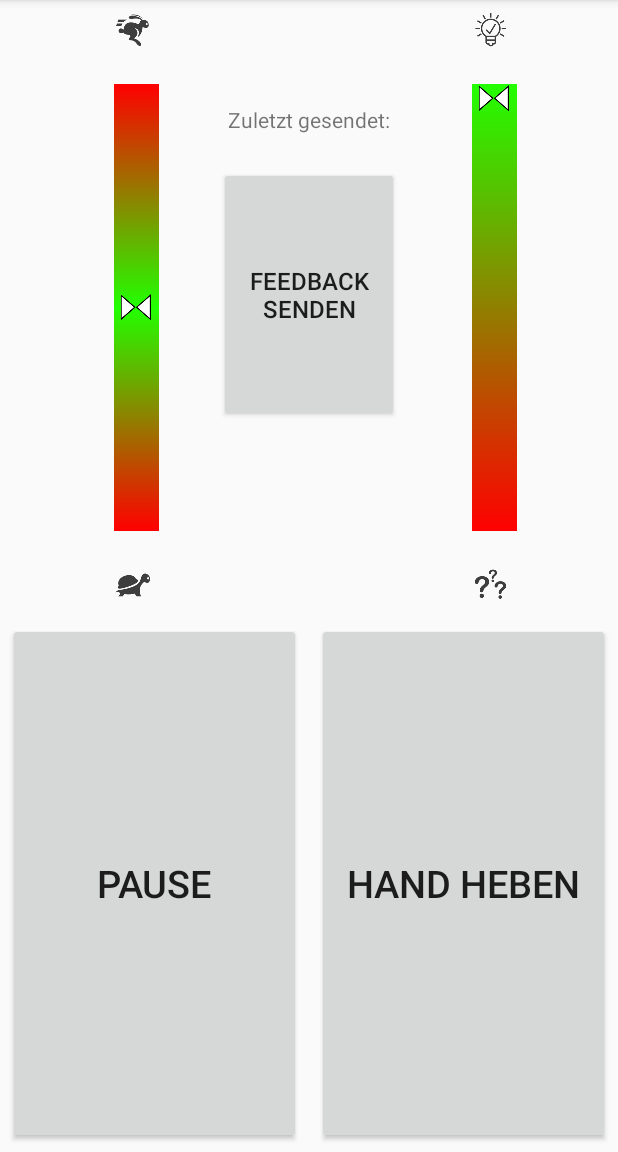
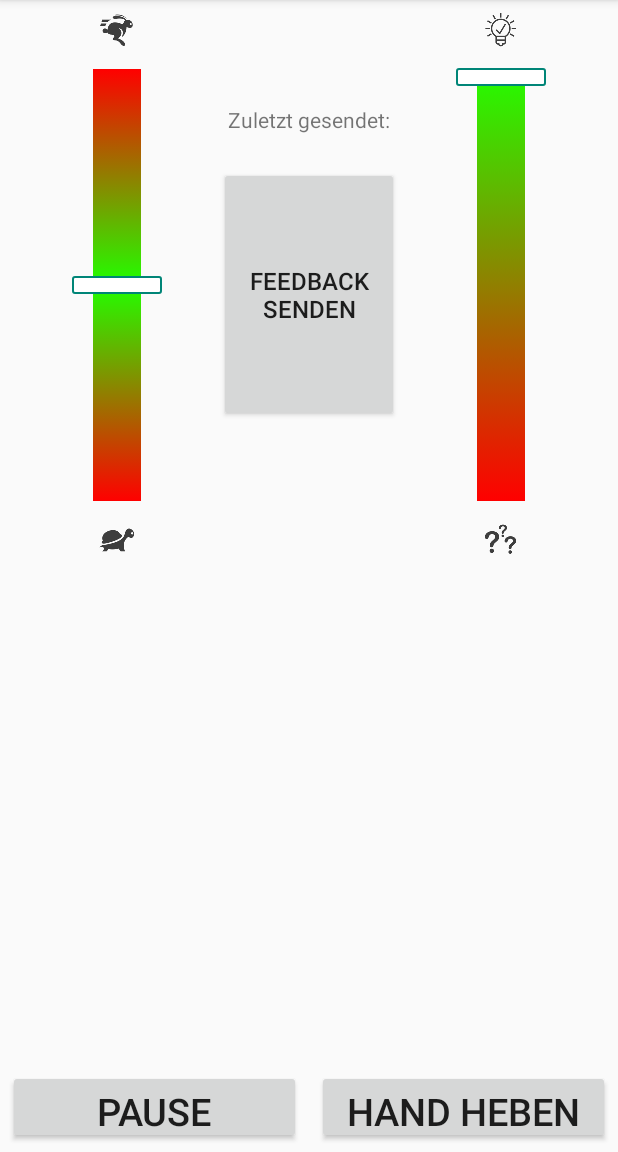
Before and after one commit to SammysHP/rlf-android, an Android app: the fragment StudentLiveFeedbackFragment shown on its own in the app's theme, on a phone screen of 412 x 824 dp, the part 84-1236 px from its top. Run offline under Robolectric (Android 15) with nearby library versions, the phone set to English and light mode, and no system bars; 1 statement that could not run was skipped.

Commit message:
StudentLiveFeedback: add larger seekbar thumb. cleanup

```diff
--- /dev/null
+++ b/app/src/main/res/drawable/seekbar_marker.xml
@@ -0,0 +1,18 @@
+<?xml version="1.0" encoding="UTF-8"?>
+<selector xmlns:android="http://schemas.android.com/apk/res/android">
+    <item android:state_pressed="true">
+        <shape>
+            <size android:width="12dp" android:height="60dp" />
+            <solid android:color="@color/background_floating_material_dark" />
+            <corners android:radius="1.0dp" />
+        </shape>
+    </item>
+    <item>
+        <shape>
+            <size android:width="12dp" android:height="60dp" />
+            <stroke android:width="2.0px" android:color="@color/accent_material_light" />
+            <solid android:color="@color/background_floating_material_light" />
+            <corners android:radius="1.0dp" />
+        </shape>
+    </item>
+</selector>
--- a/app/src/main/res/layout/fragment_student_live_feedback.xml
+++ b/app/src/main/res/layout/fragment_student_live_feedback.xml
@@ -1,188 +1,152 @@
-<RelativeLayout xmlns:android="http://schemas.android.com/apk/res/android"
-    xmlns:tools="http://schemas.android.com/tools"
+<LinearLayout xmlns:android="http://schemas.android.com/apk/res/android"
+    android:orientation="vertical"
     android:layout_width="match_parent"
-    android:layout_height="match_parent"
-    android:id="@+id/test1" >
+    android:layout_height="match_parent">
+
+    <RelativeLayout
+        android:layout_width="match_parent"
+        android:layout_height="0dp"
+        android:layout_weight="1">
 
         <LinearLayout
+            android:id="@+id/speedBarLayout"
             android:layout_width="wrap_content"
             android:layout_height="wrap_content"
-        android:orientation="vertical"
-        android:id="@+id/test2"
-        android:layout_marginRight="37dp"
-        android:layout_alignTop="@+id/test"
-        android:layout_toLeftOf="@+id/linearLayout"
-        android:layout_toStartOf="@+id/linearLayout"
-        android:layout_marginEnd="37dp"
-        android:layout_alignBottom="@+id/test"
-        android:weightSum="1">
-
+            android:layout_alignParentTop="true"
+            android:layout_toLeftOf="@+id/sendFeedbackLayout"
+            android:orientation="vertical">
 
             <ImageView
                 android:layout_width="wrap_content"
                 android:layout_height="wrap_content"
-
-            android:src="@drawable/ic_rabbit"
-            android:layout_below="@+id/vSeekBar2"
-            android:layout_alignRight="@+id/vSeekBar2"
-            android:layout_alignEnd="@+id/vSeekBar2" />
-
+                android:layout_gravity="center_horizontal"
+                android:layout_marginBottom="-10dp"
+                android:src="@drawable/ic_rabbit" />
 
             <org.milderjoghurt.rlf.android.ui.VerticalSeekBar
-
                 android:id="@+id/speedBar"
-            android:layout_width="30dp"
-
-            android:layout_marginLeft="7dp"
+                android:layout_width="60dp"
+                android:layout_height="320dp"
+                android:layout_gravity="center_horizontal"
                 android:enabled="false"
+                android:indeterminate="false"
                 android:max="100"
-
-
-            android:layout_height="330dp"
+                android:maxWidth="60dp"
+                android:minWidth="60dp"
                 android:progress="50"
                 android:progressDrawable="@drawable/seekbar_vertical_npn"
                 android:splitTrack="false"
-            android:thumb="@drawable/seekbar_arrows"
-            android:layout_below="@+id/imageView"
-            android:layout_centerHorizontal="true"
-            android:mirrorForRtl="false"
-            android:nestedScrollingEnabled="false"
-            android:thumbOffset="1dp"
-            android:layout_weight="2.12" />
-
-        <ImageView
-            android:layout_width="wrap_content"
-            android:layout_height="wrap_content"
-
-            android:src="@drawable/ic_turtle"
-            android:layout_alignParentTop="true"
-            android:layout_alignRight="@+id/vSeekBar2"
-            android:layout_alignEnd="@+id/vSeekBar2"
-            android:id="@+id/imageView1" />
-    </LinearLayout>
-
-
-    <LinearLayout
-        android:layout_width="wrap_content"
-        android:layout_height="wrap_content"
-        android:orientation="vertical"
-        android:id="@+id/test"
-        android:layout_marginLeft="41dp"
-        android:layout_alignParentTop="true"
-        android:layout_toRightOf="@+id/linearLayout"
-        android:layout_toEndOf="@+id/linearLayout"
-        android:layout_marginStart="41dp">
-
-
-        <ImageView
-            android:layout_width="wrap_content"
-            android:layout_height="wrap_content"
-            android:src="@drawable/ic_understand"
-            android:layout_below="@+id/vSeekBar2"
-            android:layout_alignRight="@+id/vSeekBar2"
-            android:layout_alignEnd="@+id/vSeekBar2"
-            android:layout_gravity="center_horizontal" />
-
-
-        <org.milderjoghurt.rlf.android.ui.VerticalSeekBar
-
-            android:id="@+id/understandBar"
-            android:layout_width="30dp"
-
-            android:layout_marginLeft="7dp"
-            android:enabled="false"
-            android:max="100"
-
-            android:layout_height="330dp"
-            android:progress="128"
-            android:progressDrawable="@drawable/seekbar_vertical_pn"
-            android:splitTrack="false"
-            android:thumb="@drawable/seekbar_arrows"
-            android:layout_below="@+id/imageView"
-            android:indeterminate="false"
+                android:thumb="@drawable/seekbar_marker"
                 android:thumbOffset="1dp" />
 
             <ImageView
                 android:layout_width="wrap_content"
                 android:layout_height="wrap_content"
-            android:src="@drawable/ic_confused"
-            android:layout_alignParentTop="true"
-            android:layout_alignRight="@+id/vSeekBar2"
-            android:layout_alignEnd="@+id/vSeekBar2"
-            android:id="@+id/imageView2"
-            android:layout_gravity="right" />
+                android:layout_gravity="center_horizontal"
+                android:layout_marginTop="-10dp"
+                android:src="@drawable/ic_turtle" />
         </LinearLayout>
 
+
         <LinearLayout
-        android:orientation="vertical"
+            android:id="@+id/understandBarLayout"
+            android:layout_width="wrap_content"
+            android:layout_height="wrap_content"
+            android:layout_alignParentTop="true"
+            android:layout_toRightOf="@+id/sendFeedbackLayout"
+            android:orientation="vertical">
+
+            <ImageView
+                android:layout_width="wrap_content"
+                android:layout_height="wrap_content"
+                android:layout_gravity="center_horizontal"
+                android:layout_marginBottom="-10dp"
+                android:src="@drawable/ic_understand" />
+
+            <org.milderjoghurt.rlf.android.ui.VerticalSeekBar
+                android:id="@+id/understandBar"
+                android:layout_width="60dp"
+                android:layout_height="320dp"
+                android:layout_gravity="center_horizontal"
+                android:enabled="false"
+                android:indeterminate="false"
+                android:max="100"
+                android:maxWidth="60dp"
+                android:minWidth="60dp"
+                android:progress="100"
+                android:progressDrawable="@drawable/seekbar_vertical_pn"
+                android:splitTrack="false"
+                android:thumb="@drawable/seekbar_marker"
+                android:thumbOffset="1dp" />
+
+            <ImageView
+                android:layout_width="wrap_content"
+                android:layout_height="wrap_content"
+                android:layout_gravity="center_horizontal"
+                android:layout_marginTop="-10dp"
+                android:src="@drawable/ic_confused" />
+        </LinearLayout>
+
+
+        <LinearLayout
+            android:id="@+id/sendFeedbackLayout"
             android:layout_width="wrap_content"
             android:layout_height="wrap_content"
             android:layout_alignParentTop="true"
             android:layout_centerHorizontal="true"
+            android:layout_marginLeft="38dp"
+            android:layout_marginRight="38dp"
             android:layout_marginTop="70dp"
-        android:id="@+id/linearLayout">
+            android:orientation="vertical">
 
             <TextView
+                android:id="@+id/textView2"
                 android:layout_width="wrap_content"
                 android:layout_height="41dp"
-            android:textAppearance="?android:attr/textAppearanceSmall"
-            android:id="@+id/textView2"
+                android:layout_alignEnd="@+id/button2"
+                android:layout_alignLeft="@+id/button2"
+                android:layout_alignRight="@+id/button2"
+                android:layout_alignStart="@+id/button2"
+                android:layout_below="@+id/test"
                 android:layout_gravity="center_horizontal"
-            android:layout_below="@+id/test"
-            android:layout_alignLeft="@+id/button2"
-            android:layout_alignStart="@+id/button2"
-            android:layout_alignRight="@+id/button2"
-            android:layout_alignEnd="@+id/button2"
-            android:text="Zuletzt gesendet:" />
+                android:text="Zuletzt gesendet:"
+                android:textAppearance="?android:attr/textAppearanceSmall" />
 
             <Button
+                android:id="@+id/sendFeedback"
                 android:layout_width="120dp"
                 android:layout_height="170dp"
+                android:layout_alignLeft="@+id/test2"
+                android:layout_alignStart="@+id/test2"
+                android:layout_below="@+id/textView2"
+                android:layout_gravity="center_horizontal"
                 android:text="Feedback senden"
-            android:id="@+id/sendFeedback"
-            android:textSize="16sp"
-            android:layout_gravity="center_horizontal"
-            android:layout_below="@+id/textView2"
-            android:layout_alignLeft="@+id/test2"
-            android:layout_alignStart="@+id/test2" />
+                android:textSize="16sp" />
+        </LinearLayout>
+    </RelativeLayout>
+
+    <LinearLayout
+        android:layout_width="match_parent"
+        android:layout_height="60dp"
+        android:orientation="horizontal">
+
+        <Button
+            android:id="@+id/btnBreak"
+            android:layout_width="0dp"
+            android:layout_height="match_parent"
+            android:layout_margin="5dp"
+            android:layout_weight="0.5"
+            android:text="PAUSE"
+            android:textSize="25dp" />
+
+        <Button
+            android:id="@+id/signal"
+            android:layout_width="0dp"
+            android:layout_height="match_parent"
+            android:layout_margin="5dp"
+            android:layout_weight="0.5"
+            android:text="Hand heben"
+            android:textSize="25dp" />
     </LinearLayout>
 
-    <LinearLayout
-        android:orientation="horizontal"
-        android:layout_width="wrap_content"
-        android:layout_height="wrap_content"
-
-        android:weightSum="1"
-        android:layout_alignParentBottom="true"
-        android:layout_alignParentLeft="true"
-        android:layout_alignParentRight="true"
-        android:id="@+id/linearLayout2"
-        android:layout_below="@+id/test2" >
-
-        <Button
-            android:layout_width="match_parent"
-            android:layout_height="match_parent"
-            android:text="PAUSE"
-            android:id="@+id/btnBreak"
-            android:layout_gravity="bottom"
-            android:layout_weight="0.5"
-
-            android:textSize="25dp"
-            android:layout_margin="5dp" />
-
-
-        <Button
-            android:layout_width="match_parent"
-            android:layout_height="match_parent"
-            android:text="Hand heben"
-            android:textSize="25dp"
-            android:layout_gravity="bottom"
-            android:id="@+id/signal"
-            android:layout_alignRight="@+id/btnBreak"
-
-            android:layout_weight="0.5"
-            android:layout_margin="5dp" />
-
 </LinearLayout>
-
-</RelativeLayout>
```
Lines whose indentation alone changed are shown as unchanged.
